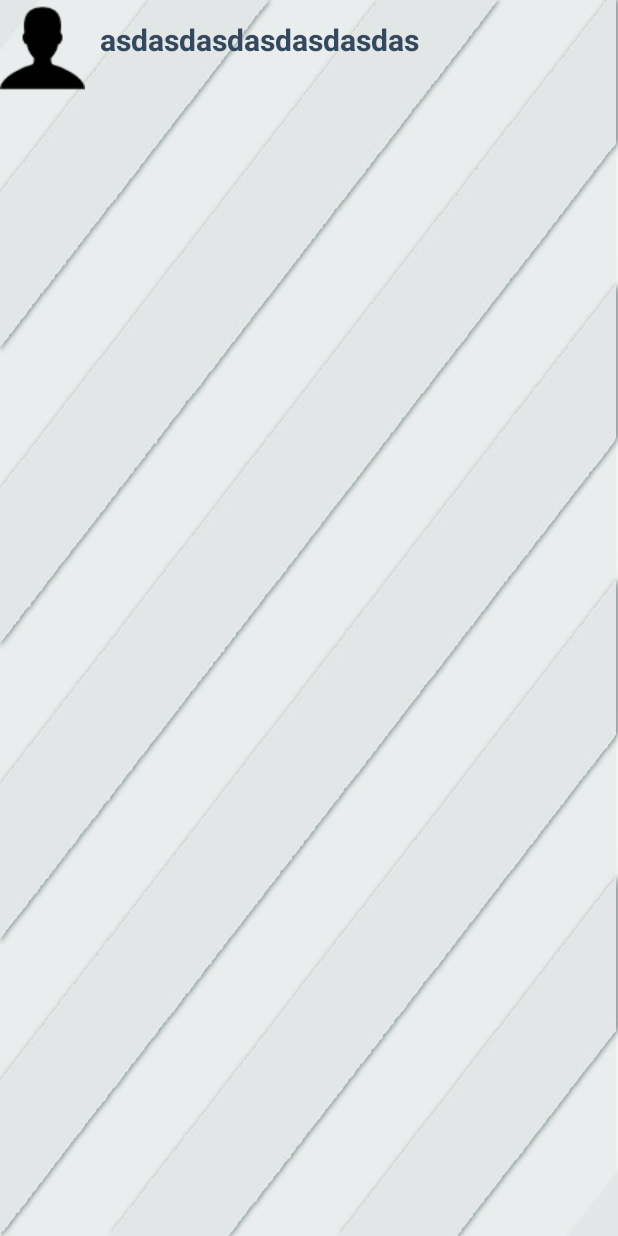
After one commit to derdaster/lagger, an Android app: the layout listview_row_friends.xml on its own in the app's theme, with its tools: preview values and no code run, on a phone screen of 412 x 824 dp. The commit adds this screen. Run offline under Robolectric (Android 15) with nearby library versions, the phone set to English and light mode, and no system bars.

Commit message:
FriendsList

```diff
--- a/app/app/src/main/java/com/android/lagger/forms/main/MainActivity.java
+++ b/app/app/src/main/java/com/android/lagger/forms/main/MainActivity.java
@@ -32,6 +32,7 @@ import android.widget.TextView;
 import android.widget.Toast;
 
 import com.android.lagger.R;
+import com.android.lagger.forms.friends.FriendsListFragment;
 import com.android.lagger.forms.login.LoginFragment;
 import com.android.lagger.forms.meetings.CreateEditMeetingFragment;
 import com.android.lagger.forms.meetings.MeetingListFragment;
@@ -103,6 +104,7 @@ public class MainActivity extends ActionBarActivity {
                 fragmentTransaction.replace(R.id.content_frame, new MeetingListFragment(mContext)).commit();
                 break;
             case 1:
+                fragmentTransaction.replace(R.id.content_frame, new FriendsListFragment(mContext)).commit();
                 break;
             case 2:
                 break;
--- /dev/null
+++ b/app/app/src/main/res/layout/listview_row_friends.xml
@@ -0,0 +1,35 @@
+<?xml version="1.0" encoding="utf-8"?>
+<LinearLayout xmlns:android="http://schemas.android.com/apk/res/android"
+    android:orientation="vertical" android:layout_width="match_parent"
+    android:layout_height="wrap_content">
+
+    <LinearLayout
+        android:orientation="horizontal"
+        android:layout_width="match_parent"
+        android:layout_height="match_parent"
+        android:layout_marginBottom="5dp"
+        android:weightSum="1">
+        <ImageView
+            android:layout_width="wrap_content"
+            android:layout_height="wrap_content"
+            android:id="@+id/ivIconFriend"
+            android:layout_weight="0.1"
+            android:layout_gravity="left"
+            android:layout_marginRight="10dp"
+            android:src="@drawable/icon_user" />
+        <TextView
+            android:layout_width="fill_parent"
+            android:layout_height="wrap_content"
+            android:gravity="left"
+            android:textSize="20dp"
+            android:text="asdasdasdasdasdasdas"
+            android:textColor="@color/color_wet_asphalt"
+            android:typeface="sans"
+            android:layout_gravity="center|right"
+            android:id="@+id/tvName"
+            android:layout_marginBottom="5dp"
+            android:textStyle="bold"
+            android:layout_weight="0.9"/>
+        </LinearLayout>
+
+</LinearLayout>
```
Also changed, not shown: app/app/src/main/java/com/android/lagger/forms/friends/FriendsListFragment.java (added, +92 -0 lines), app/app/src/main/java/com/android/lagger/logic/adapters/FriendsListAdapter.java (added, +53 -0 lines), app/app/src/main/java/com/android/lagger/model/entities/Friend.java (added, +28 -0 lines), app/app/src/main/res/layout/fragment_friends_list.xml (added, +29 -0 lines).
